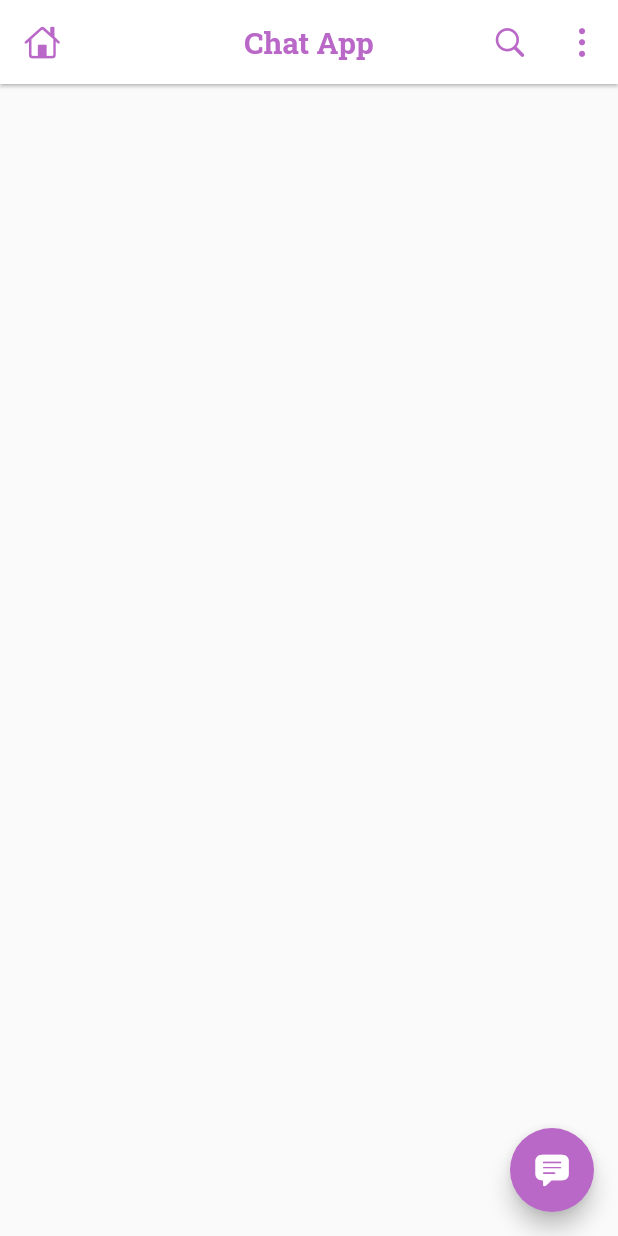
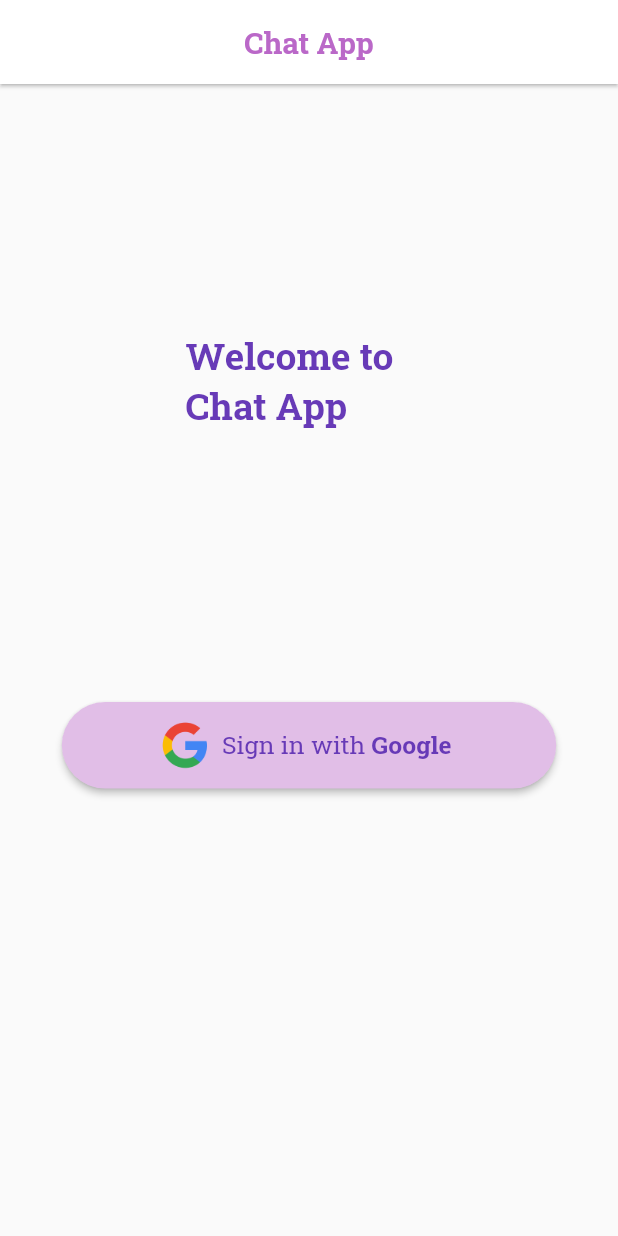
Before and after one commit to RafiaChy/chat_app, a Flutter app: the screen it shows after launch, on a phone screen of 412 x 824 dp. Run offline on Flutter 3.47's test engine with Material 2 defaults, Android fonts, the phone set to English and light mode, and no system bars; our stand-ins replace bloc, cached_network_image, equatable, firebase_auth, firebase_core, flutter_bloc and 2 more; accounts and stored records are empty.

```diff
--- a/lib/common/assets_manager.dart
+++ b/lib/common/assets_manager.dart
@@ -1,3 +1,4 @@
 class AssetsManager{
   static const String splashImage = "assets/icons/chat_app_launcher_icon.png";
+  static const String loginGoogleImage = "assets/icons/google_logo.png";
 }
--- a/lib/common/route_manager.dart
+++ b/lib/common/route_manager.dart
@@ -4,10 +4,12 @@ import 'package:flutter/material.dart';
 
 import '../features/01_Splash/presentation/page/splash_view.dart';
 import '../features/02_Home/presentation/page/home_view.dart';
+import '../features/03_login/presentation/page/login_view.dart';
 
 class RouteNames{
   static const String splashRoute = '/';
   static const String homeRoute = '/home';
+  static const String loginRoute = '/login';
 }
 class RouteManager {
    static Route<dynamic> getRoute(RouteSettings routeSettings) {
@@ -19,6 +21,9 @@ class RouteManager {
         return MaterialPageRoute(builder: (_) =>   SplashView());
       case RouteNames.homeRoute:
         return MaterialPageRoute(builder: (_) => const HomeView());
+      case RouteNames.loginRoute:
+        return MaterialPageRoute(builder: (_) =>  LoginView());
+
 
 
       default:
--- a/lib/common/string_manager.dart
+++ b/lib/common/string_manager.dart
@@ -1,3 +1,5 @@
 class StringManager{
   static const String appTitle = 'Chat App';
+  static const String signInWithGoogle =  'Sign in with Google';
+  static const String welcomeTitle =  'Welcome to Chat App';
 }
--- a/lib/features/01_Splash/presentation/bloc/splash_bloc.dart
+++ b/lib/features/01_Splash/presentation/bloc/splash_bloc.dart
@@ -20,7 +20,7 @@ class SplashBloc extends Bloc<SplashEvent, SplashState> {
     emit(SplashLoaded());
     await Future.delayed(const Duration(seconds: 3), (){
       emit(SplashExit());
-      Navigator.pushNamedAndRemoveUntil(event.context, RouteNames.homeRoute, (route) => false,);
+      Navigator.pushNamedAndRemoveUntil(event.context, RouteNames.loginRoute, (route) => false,);
     });
   }
 }
--- a/lib/features/01_Splash/presentation/page/splash_view.dart
+++ b/lib/features/01_Splash/presentation/page/splash_view.dart
@@ -27,7 +27,6 @@ class SplashView extends StatelessWidget {
             child: Image.asset(AssetsManager.splashImage,             height: SizeManager.h(context) * 0.3,
               width: SizeManager.w(context) * 0.9,),
           ),
-
           Text(StringManager.appTitle, style: GoogleFonts.robotoSlab(color: Colors.deepPurple.shade900, fontSize: SizeManager.h(context) * 0.04,fontWeight: FontWeight.bold),)
         ],
       ),
--- a/lib/features/02_Home/presentation/page/home_view.dart
+++ b/lib/features/02_Home/presentation/page/home_view.dart
@@ -4,9 +4,11 @@ import 'package:flutter/material.dart';
 
 
 import '../../../../common/string_manager.dart';
+import '../../data/chat_user.dart';
 
 class HomeView extends StatelessWidget {
-  const HomeView({super.key});
+  const HomeView({super.key, required this.user});
+  final ChatUser user;
 
   @override
   Widget build(BuildContext context) {
--- /dev/null
+++ b/lib/features/03_login/presentation/bloc/login_event.dart
@@ -0,0 +1,11 @@
+part of 'login_bloc.dart';
+
+@immutable
+abstract class LoginEvent extends Equatable{
+  @override
+  // TODO: implement props
+  List<Object?> get props => [];
+}
+
+class LoginScreenAnimate extends LoginEvent{}
+class LoginViaGoogle extends LoginEvent{}
--- /dev/null
+++ b/lib/features/03_login/presentation/bloc/login_state.dart
@@ -0,0 +1,26 @@
+part of 'login_bloc.dart';
+
+@immutable
+abstract class LoginState extends Equatable{
+  @override
+
+  List<Object?> get props => [];
+}
+
+class LoginInitial extends LoginState {}
+class LoginLoading extends LoginState {}
+class LoginBringAnimation extends LoginState {}
+class LoginSuccess extends LoginState{
+  final String message;
+  LoginSuccess({required this.message});
+  @override
+
+  List<Object?> get props => [message];
+}
+class LoginFail extends LoginState{
+  final String message;
+   LoginFail({required this.message});
+  @override
+
+  List<Object?> get props => [message];
+}
--- /dev/null
+++ b/lib/features/03_login/presentation/page/login_view.dart
@@ -0,0 +1,68 @@
+import 'package:chat_app/common/assets_manager.dart';
+import 'package:chat_app/common/size_manager.dart';
+import 'package:chat_app/features/03_login/presentation/bloc/login_bloc.dart';
+import 'package:flutter/cupertino.dart';
+import 'package:flutter/material.dart';
+import 'package:flutter_bloc/flutter_bloc.dart';
+import 'package:google_fonts/google_fonts.dart';
+
+import '../../../../common/string_manager.dart';
+
+class LoginView extends StatelessWidget {
+   LoginView({super.key});
+ final LoginBloc _loginBloc = LoginBloc();
+
+  @override
+  Widget build(BuildContext context) {
+    return BlocProvider(
+  create: (context) => _loginBloc..add(LoginScreenAnimate()),
+  child: BlocBuilder<LoginBloc, LoginState>(
+  builder: (context, state) {
+    return Scaffold(
+      appBar: AppBar(
+        automaticallyImplyLeading: false,
+        title: const Text(StringManager.appTitle,)
+      ),
+      body: Stack(
+        children: [
+          AnimatedPositioned(
+            duration: const Duration(seconds: 1),
+             top: SizeManager.h(context) * 0.2,
+              left: state is LoginBringAnimation? SizeManager.w(context) * 0.3: -(SizeManager.w(context) * 0.9) ,
+              child: SizedBox(
+            width: SizeManager.w(context) * 0.4,
+            child: Text(StringManager.welcomeTitle, maxLines: 2, style: GoogleFonts.robotoSlab(fontWeight: FontWeight.bold, fontSize: SizeManager.h(context) * 0.03,color: Colors.deepPurple,),),
+          ),),
+          Positioned(
+
+              top: SizeManager.h(context) * 0.5,
+              left: SizeManager.w(context) * 0.1,
+              width: SizeManager.w(context) * 0.8,
+              height: SizeManager.h(context) * 0.07,
+              child: ElevatedButton.icon
+                (
+                style: ElevatedButton.styleFrom(
+                  backgroundColor: Colors.purple.shade100,
+                  shape: const StadiumBorder()
+                ),
+                  onPressed: (){
+                  _loginBloc.add(LoginViaGoogle());
+                  }, icon: Image.asset(AssetsManager.loginGoogleImage, height: SizeManager.h(context) * 0.04),
+                  label: RichText(
+                    text: TextSpan(
+                      children: [
+                        TextSpan(text: 'Sign in with ', style:GoogleFonts.robotoSlab(color:
+                        Colors.deepPurple, fontSize: SizeManager.h(context) * 0.02, fontWeight: FontWeight.normal)),
+                        TextSpan(text: 'Google', style:GoogleFonts.robotoSlab(color:
+                        Colors.deepPurple, fontSize: SizeManager.h(context) * 0.02, fontWeight: FontWeight.bold) )
+                      ]
+                    ),
+                  )))
+        ],
+      ),
+    );
+  },
+),
+);
+  }
+}
--- a/pubspec.yaml
+++ b/pubspec.yaml
@@ -39,6 +39,10 @@ dependencies:
   bloc: ^8.1.2
   flutter_bloc: ^8.1.3
   equatable: ^2.0.5
+  firebase_core: ^2.17.0
+  firebase_auth: ^4.10.1
+  google_sign_in: ^6.1.5
+  cached_network_image: ^3.3.0
 flutter_icons:
   android: "launcher_icon"
   ios: true
```
Also changed, not shown: lib/features/02_Home/data/chat_user.dart (added, +48 -0 lines), lib/features/02_Home/data/message.dart (added, +39 -0 lines), lib/features/02_Home/presentation/widgets/chat_card.dart (added, +105 -0 lines), lib/features/02_Home/presentation/widgets/profile.dart (added, +77 -0 lines), lib/features/03_login/presentation/bloc/login_bloc.dart (added, +84 -0 lines), lib/main.dart (+7 -1 lines), lib/services/social_sign_in_services.dart (added, +42 -0 lines), assets/icons/google_logo.png (added), lib/features/03_login/data/chat_model.dart (added), pubspec.lock, 8 other files.
